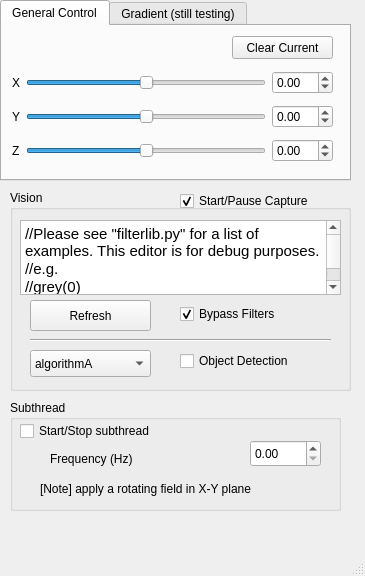
Above: mainwindow.ui from atelier-ritz/CoilSystemPython before the change. Below: the same form after it.
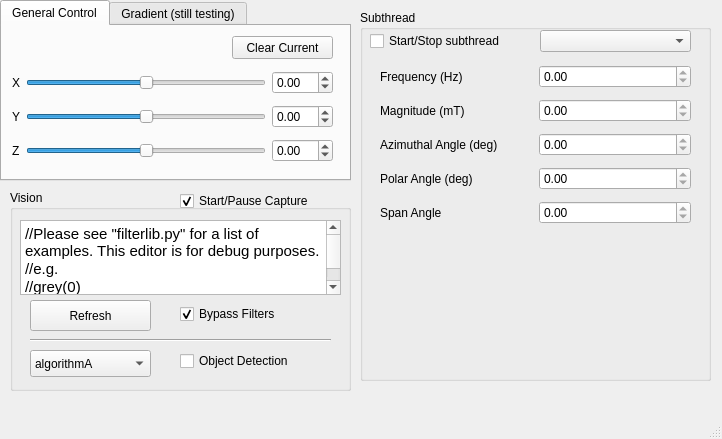
That is the form after the change.

Patch:
```diff
--- a/mainwindow.ui
+++ b/mainwindow.ui
@@ -6,8 +6,8 @@
    <rect>
     <x>0</x>
     <y>0</y>
-    <width>365</width>
-    <height>576</height>
+    <width>722</width>
+    <height>439</height>
    </rect>
   </property>
   <property name="windowTitle">
@@ -420,10 +420,10 @@
    <widget class="QGroupBox" name="groupBox_2">
     <property name="geometry">
      <rect>
-      <x>10</x>
-      <y>400</y>
-      <width>331</width>
-      <height>111</height>
+      <x>360</x>
+      <y>10</y>
+      <width>351</width>
+      <height>371</height>
      </rect>
     </property>
     <property name="title">
@@ -442,51 +442,176 @@
       <string>Start/Stop subthread</string>
      </property>
     </widget>
-    <widget class="QDoubleSpinBox" name="dsb_freq">
+    <widget class="QComboBox" name="cbb_subThread">
      <property name="geometry">
       <rect>
-       <x>240</x>
-       <y>40</y>
-       <width>71</width>
-       <height>27</height>
+       <x>180</x>
+       <y>20</y>
+       <width>151</width>
+       <height>22</height>
       </rect>
      </property>
-     <property name="minimum">
-      <double>0.000000000000000</double>
-     </property>
-     <property name="maximum">
-      <double>60.000000000000000</double>
-     </property>
-     <property name="singleStep">
-      <double>1.000000000000000</double>
-     </property>
+     <item>
+      <property name="text">
+       <string/>
+      </property>
+     </item>
+     <item>
+      <property name="text">
+       <string>twistField</string>
+      </property>
+     </item>
+     <item>
+      <property name="text">
+       <string>rotateXY</string>
+      </property>
+     </item>
+     <item>
+      <property name="text">
+       <string>rotateXZ</string>
+      </property>
+     </item>
+     <item>
+      <property name="text">
+       <string>rotateYZ</string>
+      </property>
+     </item>
     </widget>
-    <widget class="QLabel" name="label_5">
+    <widget class="QWidget" name="layoutWidget">
      <property name="geometry">
       <rect>
-       <x>40</x>
+       <x>20</x>
        <y>50</y>
-       <width>131</width>
-       <height>17</height>
+       <width>311</width>
+       <height>171</height>
       </rect>
      </property>
-     <property name="text">
-      <string>Frequency (Hz)</string>
-     </property>
+     <layout class="QVBoxLayout" name="verticalLayout">
+      <item>
+       <layout class="QHBoxLayout" name="horizontalLayout">
+        <item>
+         <widget class="QLabel" name="lbl_subThreadParam0">
+          <property name="text">
+           <string>Frequency (Hz)</string>
+          </property>
+         </widget>
+        </item>
+        <item>
+         <widget class="QDoubleSpinBox" name="dsb_subThreadParam0">
+          <property name="minimum">
+           <double>0.000000000000000</double>
+          </property>
+          <property name="maximum">
+           <double>0.000000000000000</double>
+          </property>
+          <property name="singleStep">
+           <double>1.000000000000000</double>
+          </property>
+         </widget>
+        </item>
+       </layout>
+      </item>
+      <item>
+       <layout class="QHBoxLayout" name="horizontalLayout_2">
+        <item>
+         <widget class="QLabel" name="lbl_subThreadParam1">
+          <property name="text">
+           <string>Magnitude (mT)</string>
+          </property>
+         </widget>
+        </item>
+        <item>
+         <widget class="QDoubleSpinBox" name="dsb_subThreadParam1">
+          <property name="minimum">
+           <double>0.000000000000000</double>
+          </property>
+          <property name="maximum">
+           <double>0.000000000000000</double>
+          </property>
+          <property name="singleStep">
+           <double>1.000000000000000</double>
+          </property>
+         </widget>
+        </item>
+       </layout>
+      </item>
+      <item>
+       <layout class="QHBoxLayout" name="horizontalLayout_3">
+        <item>
+         <widget class="QLabel" name="lbl_subThreadParam2">
+          <property name="text">
+           <string>Azimuthal Angle (deg)</string>
+          </property>
+         </widget>
+        </item>
+        <item>
+         <widget class="QDoubleSpinBox" name="dsb_subThreadParam2">
+          <property name="minimum">
+           <double>0.000000000000000</double>
+          </property>
+          <property name="maximum">
+           <double>0.000000000000000</double>
+          </property>
+          <property name="singleStep">
+           <double>1.000000000000000</double>
+          </property>
+         </widget>
+        </item>
+       </layout>
+      </item>
+      <item>
+       <layout class="QHBoxLayout" name="horizontalLayout_4">
+        <item>
+         <widget class="QLabel" name="lbl_subThreadParam3">
+          <property name="text">
+           <string>Polar Angle (deg)</string>
+          </property>
+         </widget>
+        </item>
+        <item>
+         <widget class="QDoubleSpinBox" name="dsb_subThreadParam3">
+          <property name="minimum">
+           <double>0.000000000000000</double>
+          </property>
+          <property name="maximum">
+           <double>0.000000000000000</double>
+          </property>
+          <property name="singleStep">
+           <double>1.000000000000000</double>
+          </property>
+         </widget>
+        </item>
+       </layout>
+      </item>
+      <item>
+       <layout class="QHBoxLayout" name="horizontalLayout_5">
+        <item>
+         <widget class="QLabel" name="lbl_subThreadParam4">
+          <property name="text">
+           <string>Span Angle</string>
+          </property>
+         </widget>
+        </item>
+        <item>
+         <widget class="QDoubleSpinBox" name="dsb_subThreadParam4">
+          <property name="minimum">
+           <double>0.000000000000000</double>
+          </property>
+          <property name="maximum">
+           <double>0.000000000000000</double>
+          </property>
+          <property name="singleStep">
+           <double>1.000000000000000</double>
+          </property>
+         </widget>
+        </item>
+       </layout>
+      </item>
+     </layout>
     </widget>
-    <widget class="QLabel" name="label_6">
-     <property name="geometry">
-      <rect>
-       <x>30</x>
-       <y>80</y>
-       <width>291</width>
-       <height>17</height>
-      </rect>
-     </property>
-     <property name="text">
-      <string>[Note] apply a rotating field in X-Y plane</string>
-     </property>
-    </widget>
+    <zorder>layoutWidget</zorder>
+    <zorder>chb_startStopSubthread</zorder>
+    <zorder>cbb_subThread</zorder>
    </widget>
   </widget>
   <widget class="QMenuBar" name="menubar">
```
Left out of the diff: 2 changed lines with no effect on the pictures.
